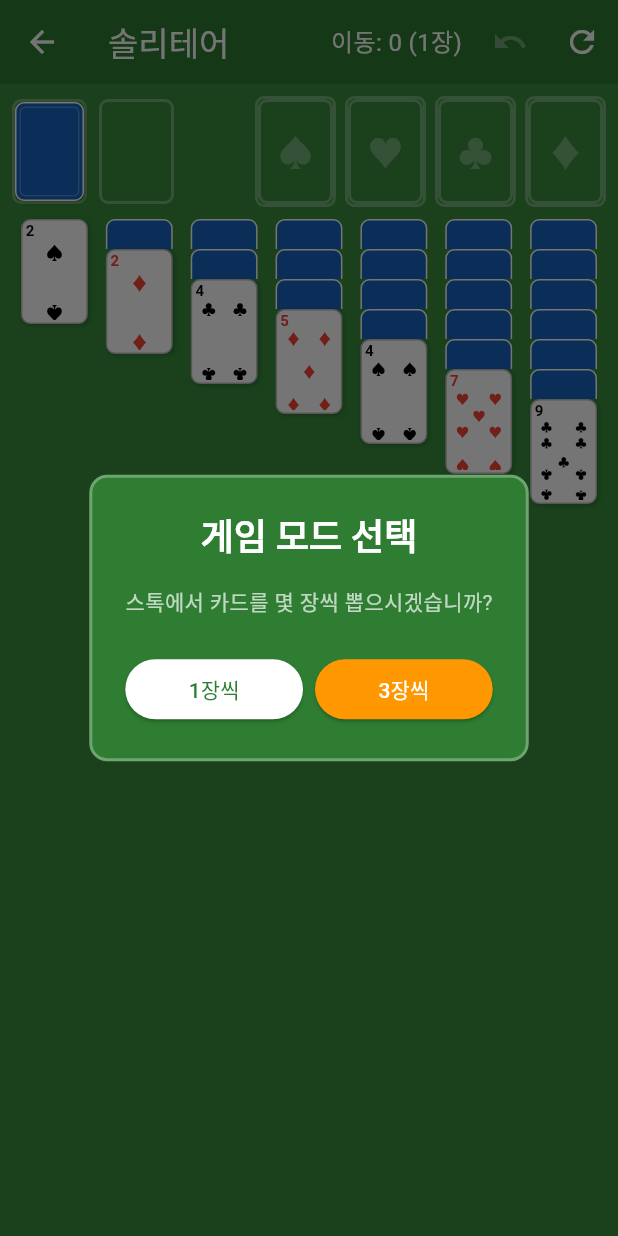
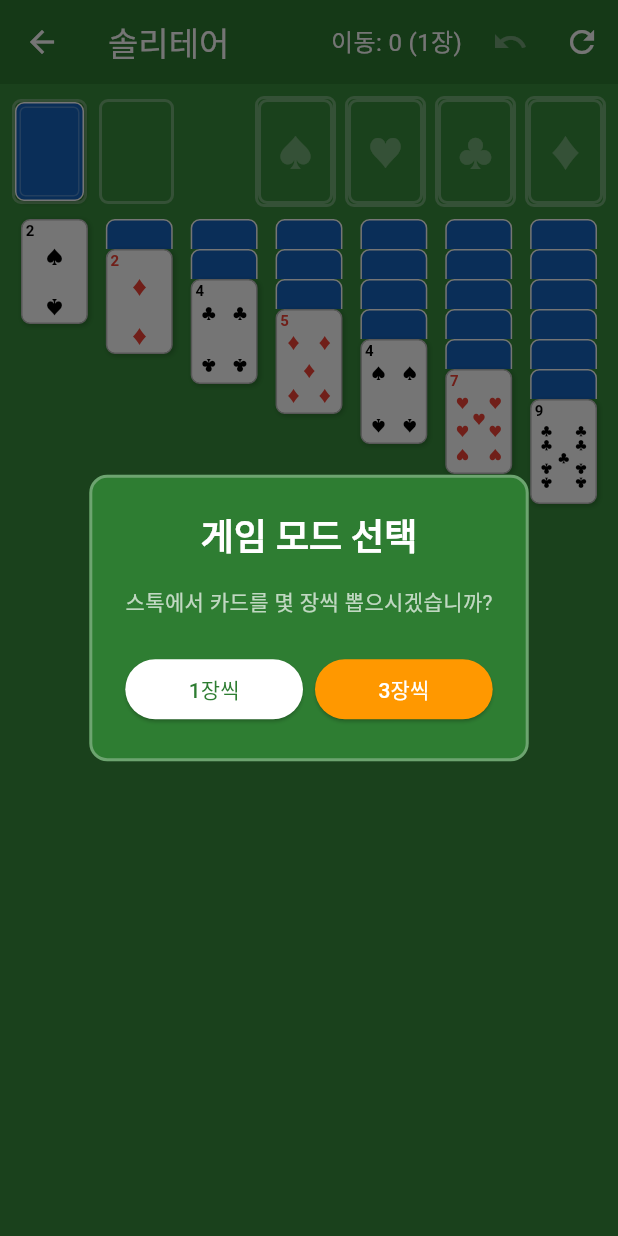
Before and after one commit to mhpark03/games, a Flutter app: the SolitaireScreen screen opened directly, on a phone screen of 412 x 824 dp. Run offline on Flutter 3.47's test engine with Material 3 defaults, Android fonts, the phone set to English and light mode, and no system bars; our stand-ins replace shared_preferences; accounts and stored records are empty.

Commit message:
카드 무늬 위치 비율 조정 (짤림 방지)
- 모든 무늬를 높이의 5%~70% 범위 내에 배치
- bottomY를 70%로 제한하여 하단 짤림 방지
- 9, 10 카드 간격도 동일하게 조정

```diff
--- a/lib/games/solitaire/solitaire_screen.dart
+++ b/lib/games/solitaire/solitaire_screen.dart
@@ -1423,16 +1423,16 @@ class _SolitaireScreenState extends State<SolitaireScreen> {
 
   // 카드 숫자별 무늬 위치 계산
   List<Map<String, dynamic>> _getPipPositions(int rank, double width, double height, double pipSize) {
-    final halfPip = pipSize / 2;
     final centerX = (width - pipSize) / 2;
     final leftX = width * 0.1;
     final rightX = width * 0.9 - pipSize;
 
-    final topY = 0.0;
-    final midTopY = height * 0.22;
-    final centerY = (height - pipSize) / 2;
-    final midBottomY = height * 0.58;
-    final bottomY = height - pipSize;
+    // 상하 여백을 두고 배치 (높이의 5%~85% 범위 내)
+    final topY = height * 0.05;
+    final midTopY = height * 0.25;
+    final centerY = height * 0.40;
+    final midBottomY = height * 0.55;
+    final bottomY = height * 0.70;
 
     switch (rank) {
       case 2:
@@ -1492,41 +1492,37 @@ class _SolitaireScreenState extends State<SolitaireScreen> {
           {'x': rightX, 'y': bottomY, 'inverted': true},
         ];
       case 9:
+        // 9는 4줄 + 중앙 1개 = 9개 (5% ~ 70% 범위)
         return [
-          {'x': leftX, 'y': topY, 'inverted': false},
-          {'x': rightX, 'y': topY, 'inverted': false},
-          {'x': leftX, 'y': height * 0.2, 'inverted': false},
-          {'x': rightX, 'y': height * 0.2, 'inverted': false},
-          {'x': centerX, 'y': centerY, 'inverted': false},
-          {'x': leftX, 'y': height * 0.6, 'inverted': true},
-          {'x': rightX, 'y': height * 0.6, 'inverted': true},
-          {'x': leftX, 'y': bottomY, 'inverted': true},
-          {'x': rightX, 'y': bottomY, 'inverted': true},
+          {'x': leftX, 'y': height * 0.05, 'inverted': false},
+          {'x': rightX, 'y': height * 0.05, 'inverted': false},
+          {'x': leftX, 'y': height * 0.22, 'inverted': false},
+          {'x': rightX, 'y': height * 0.22, 'inverted': false},
+          {'x': centerX, 'y': height * 0.38, 'inverted': false},
+          {'x': leftX, 'y': height * 0.53, 'inverted': true},
+          {'x': rightX, 'y': height * 0.53, 'inverted': true},
+          {'x': leftX, 'y': height * 0.70, 'inverted': true},
+          {'x': rightX, 'y': height * 0.70, 'inverted': true},
         ];
       case 10:
-        // 10은 좌우 4줄 + 중앙 2개 = 10개
-        // 좌우 줄 간격을 균등하게 배분
-        final row1 = 0.0;
-        final row2 = height * 0.27;
-        final row3 = height * 0.54;
-        final row4 = height * 0.81;
+        // 10은 좌우 4줄 + 중앙 2개 = 10개 (5% ~ 70% 범위)
         return [
-          // 1행: 좌우
-          {'x': leftX, 'y': row1, 'inverted': false},
-          {'x': rightX, 'y': row1, 'inverted': false},
-          // 중앙 상단 (1행과 2행 사이)
-          {'x': centerX, 'y': height * 0.13, 'inverted': false},
-          // 2행: 좌우
-          {'x': leftX, 'y': row2, 'inverted': false},
-          {'x': rightX, 'y': row2, 'inverted': false},
-          // 3행: 좌우
-          {'x': leftX, 'y': row3, 'inverted': true},
-          {'x': rightX, 'y': row3, 'inverted': true},
-          // 중앙 하단 (3행과 4행 사이)
-          {'x': centerX, 'y': height * 0.67, 'inverted': true},
-          // 4행: 좌우
-          {'x': leftX, 'y': row4, 'inverted': true},
-          {'x': rightX, 'y': row4, 'inverted': true},
+          // 1행
+          {'x': leftX, 'y': height * 0.05, 'inverted': false},
+          {'x': rightX, 'y': height * 0.05, 'inverted': false},
+          // 중앙 상단
+          {'x': centerX, 'y': height * 0.16, 'inverted': false},
+          // 2행
+          {'x': leftX, 'y': height * 0.27, 'inverted': false},
+          {'x': rightX, 'y': height * 0.27, 'inverted': false},
+          // 3행
+          {'x': leftX, 'y': height * 0.48, 'inverted': true},
+          {'x': rightX, 'y': height * 0.48, 'inverted': true},
+          // 중앙 하단
+          {'x': centerX, 'y': height * 0.59, 'inverted': true},
+          // 4행
+          {'x': leftX, 'y': height * 0.70, 'inverted': true},
+          {'x': rightX, 'y': height * 0.70, 'inverted': true},
         ];
       default:
         return [];
```
